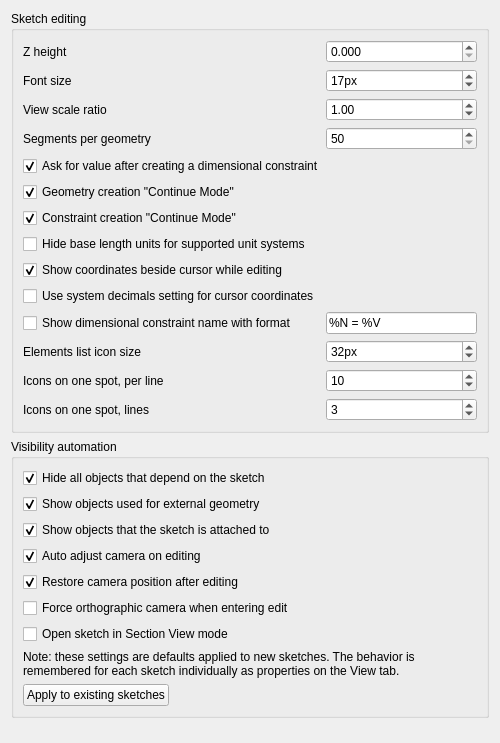
This is src/Mod/Sketcher/Gui/SketcherSettingsDisplay.ui in realthunder/FreeCAD as Qt 5 draws it before an edit. The edited form follows.
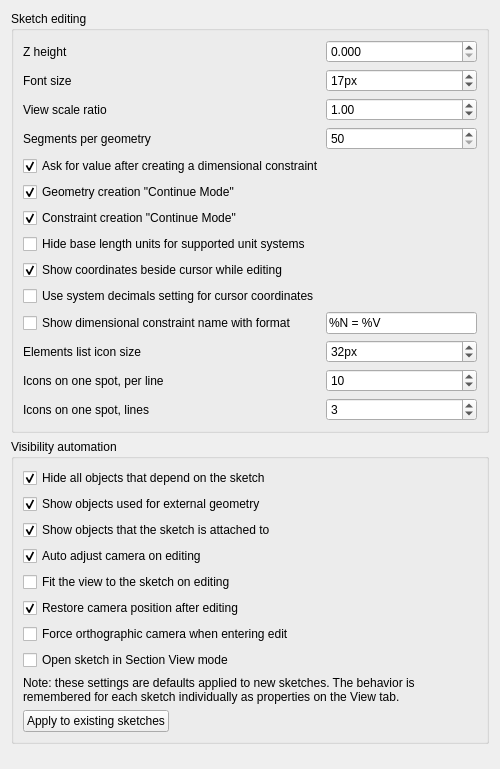
This is the edited form. Custom widgets are drawn as their Qt base class.

Commit message: Sketcher: fit the view to an edit element, and on entry if FitSketchOnEdit

```diff
--- a/src/Mod/Sketcher/Gui/SketcherSettingsDisplay.ui
+++ b/src/Mod/Sketcher/Gui/SketcherSettingsDisplay.ui
@@ -543,6 +543,25 @@
         </property>
        </widget>
       </item>
+      <item>
+       <widget class="Gui::PrefCheckBox" name="checkBoxFitOnEdit">
+        <property name="toolTip">
+         <string>When the camera is adjusted on editing, also centre it on the sketch and zoom to fit the sketch's geometry.</string>
+        </property>
+        <property name="text">
+         <string>Fit the view to the sketch on editing</string>
+        </property>
+        <property name="checked">
+         <bool>false</bool>
+        </property>
+        <property name="prefPath" stdset="0">
+         <cstring>Mod/Sketcher/General</cstring>
+        </property>
+        <property name="prefEntry" stdset="0">
+         <cstring>FitSketchOnEdit</cstring>
+        </property>
+       </widget>
+      </item>
       <item>
        <widget class="Gui::PrefCheckBox" name="checkBoxTVRestoreCamera">
         <property name="toolTip">
```
The commit also changes 5 other files.
